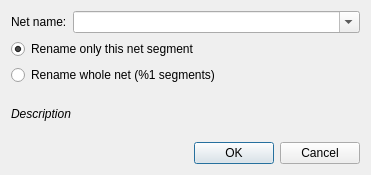
LibrePCB/LibrePCB, file libs/librepcb/projecteditor/schematiceditor/renamenetsegmentdialog.ui: the form before one commit.
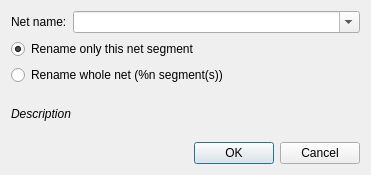
The form after the commit.

Commit message:
Enable pluralization for net renaming string
As requested by a translator on Transifex.

Diff of the .ui file:
```diff
--- a/libs/librepcb/projecteditor/schematiceditor/renamenetsegmentdialog.ui
+++ b/libs/librepcb/projecteditor/schematiceditor/renamenetsegmentdialog.ui
@@ -57,7 +57,7 @@
    <item>
     <widget class="QRadioButton" name="rbtnRenameWholeNet">
      <property name="text">
-      <string extracomment="Number of segments (&gt;=1)">Rename whole net (%1 segments)</string>
+      <string extracomment="Number of segments (&gt;=1)">Rename whole net (%n segment(s))</string>
      </property>
     </widget>
    </item>
```
